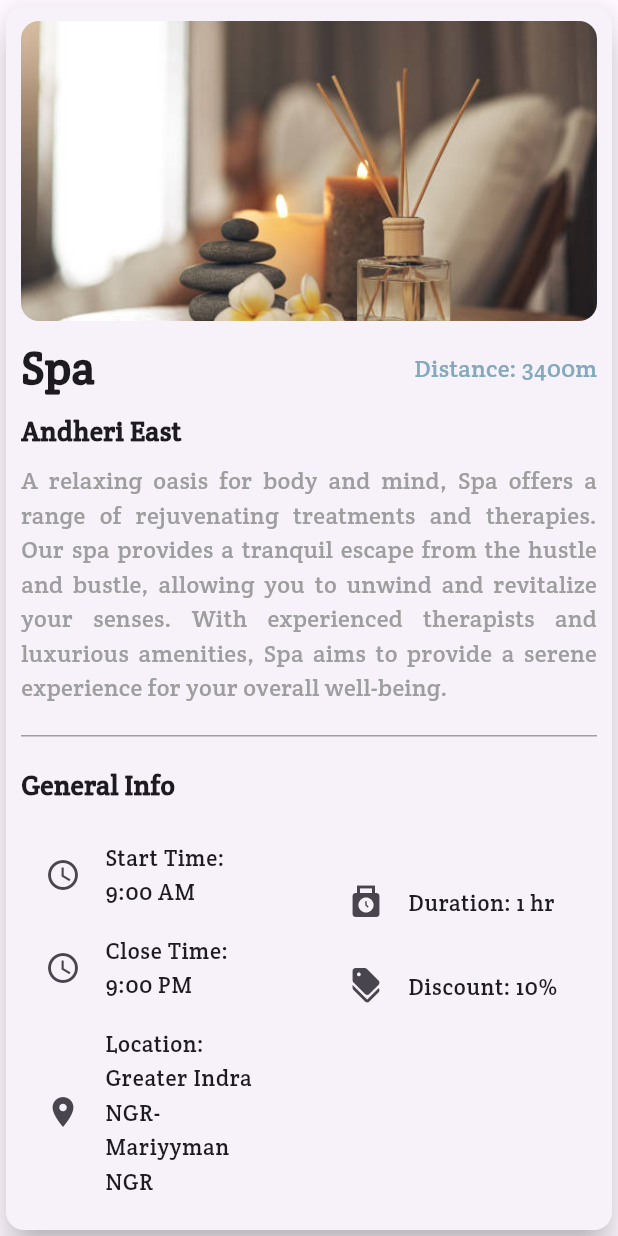
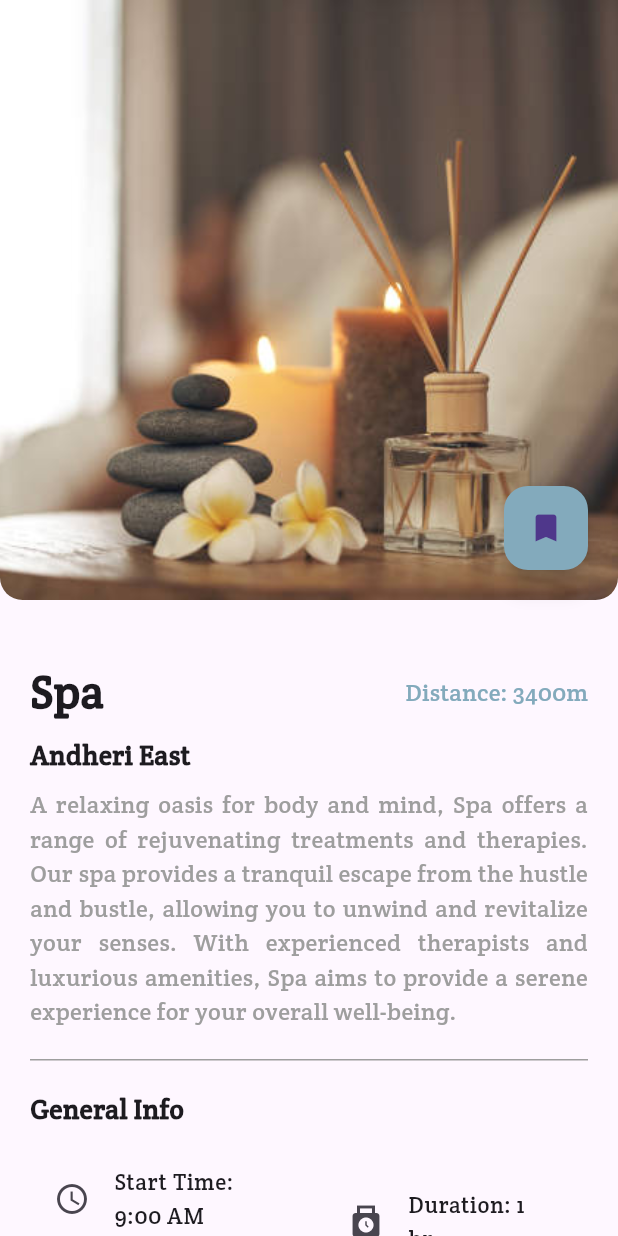
Before and after one commit to uyaditi/UrbanQuest, a Flutter app: the InfoCard screen opened directly, on a phone screen of 412 x 824 dp. Run offline on Flutter 3.47's test engine with Material 3 defaults, Android fonts, the phone set to English and light mode, and no system bars; our stand-ins replace cloud_firestore, custom_navigation_bar, email_validator, firebase_auth, firebase_core, flutter_otp_text_field and 8 more; missing offline and left inert: here_sdk; accounts and stored records are empty; project files that could hold a hidden picture were left out.

Commit message:
revised app

```diff
--- a/lib/Expand.dart
+++ b/lib/Expand.dart
@@ -1,35 +1,55 @@
 import 'package:flutter/material.dart';
 
-class InfoCard extends StatelessWidget {
+class InfoCard extends StatefulWidget {
+  @override
+  State<InfoCard> createState() => _InfoCardState();
+}
+
+class _InfoCardState extends State<InfoCard> {
   @override
   Widget build(BuildContext context) {
     return Scaffold(
-      body: SafeArea(
-        child: Card(
-          elevation: 10,
-          shape: RoundedRectangleBorder(
-            borderRadius: BorderRadius.circular(12.0),
-          ),
-          child: Padding(
-            padding: const EdgeInsets.all(10.0),
-            child: SingleChildScrollView(
+      body: SingleChildScrollView(
         child: Column(
           crossAxisAlignment: CrossAxisAlignment.start,
           children: [
             // Image
+            Stack(
+              children: [
                 Container(
-                    height: 200,
+                  height: 400,
                   width: double.infinity,
                   decoration: BoxDecoration(
-                      borderRadius: BorderRadius.circular(12.0),
+                    borderRadius:  BorderRadius.only(
+                      bottomLeft: Radius.circular(15.0),
+                      bottomRight: Radius.circular(15.0),
+                    ),
                     image: DecorationImage(
                       image: AssetImage('assets/spa/spa1.jpg'), // Replace with your image path
                       fit: BoxFit.cover,
                     ),
                   ),
                 ),
-                  SizedBox(height: 10),
-                  // Shop Name and Distance
+                Positioned(
+                  bottom: 20, // Adjust this value as needed for positioning
+                  right: 20, // Adjust this value as needed for positioning
+                  child: FloatingActionButton(
+                    onPressed: () {
+                      // Add your onPressed logic here
+                    },
+                    child: Icon(Icons.bookmark),
+                    backgroundColor: Color(0xFF83aabc),
+                  ),
+                ),
+                SizedBox(height: 10,),
+              ],
+            ),
+            SizedBox(height: 40),
+            Padding(
+              padding: EdgeInsets.symmetric(horizontal: 20),
+              child: Column(
+                crossAxisAlignment: CrossAxisAlignment.start,
+                children: [
                   Row(
                     mainAxisAlignment: MainAxisAlignment.spaceBetween,
                     children: [
@@ -153,10 +173,11 @@ class InfoCard extends StatelessWidget {
                     ),
                     title: Text('Website: http://www.theleela.com/en_us/hotels-in-mumbai/the-leela-mumbai-hotel/spa/signature-spa-treatments',style: TextStyle(fontFamily: "crete",fontSize: 15),), // Replace with actual start time
                   ),
+                  SizedBox(height: 20,)
                 ],
               ),
-            ),
-          ),
+            )
+          ],
         ),
       ),
     );
```
Lines whose indentation alone changed are shown as unchanged.
